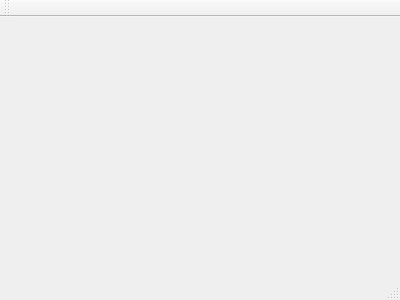
sonulohani/xplicitmusicplayer, file xmpmainwindow.ui: the form before one commit.
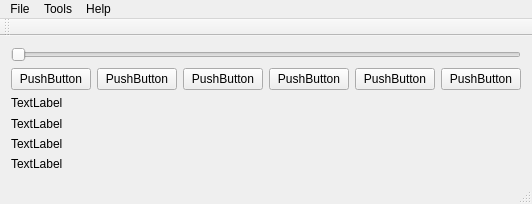
The form after the commit.

Commit message: Added icons and helper class;

```diff
--- a/xmpmainwindow.ui
+++ b/xmpmainwindow.ui
@@ -1,24 +1,197 @@
 <ui version="4.0">
  <class>XMPMainWindow</class>
- <widget class="QMainWindow" name="XMPMainWindow" >
-  <property name="geometry" >
+ <widget class="QMainWindow" name="XMPMainWindow">
+  <property name="geometry">
    <rect>
     <x>0</x>
     <y>0</y>
-    <width>400</width>
-    <height>300</height>
+    <width>502</width>
+    <height>204</height>
    </rect>
   </property>
   <property name="windowTitle" >
    <string>XMPMainWindow</string>
   </property>
-  <widget class="QMenuBar" name="menuBar" />
-  <widget class="QToolBar" name="mainToolBar" />
-  <widget class="QWidget" name="centralWidget" />
-  <widget class="QStatusBar" name="statusBar" />
+  <widget class="QWidget" name="centralWidget">
+   <layout class="QGridLayout" name="gridLayout">
+    <item row="0" column="0">
+     <layout class="QVBoxLayout" name="verticalLayout">
+      <item>
+       <widget class="QSlider" name="horizontalSlider">
+        <property name="orientation">
+         <enum>Qt::Horizontal</enum>
+        </property>
+       </widget>
+      </item>
+      <item>
+       <layout class="QHBoxLayout" name="horizontalLayout">
+        <item>
+         <widget class="QPushButton" name="previousPushButton">
+          <property name="text">
+           <string>PushButton</string>
+          </property>
+         </widget>
+        </item>
+        <item>
+         <widget class="QPushButton" name="playPushButton">
+          <property name="text">
+           <string>PushButton</string>
+          </property>
+         </widget>
+        </item>
+        <item>
+         <widget class="QPushButton" name="nextPushButton">
+          <property name="text">
+           <string>PushButton</string>
+          </property>
+         </widget>
+        </item>
+        <item>
+         <widget class="QPushButton" name="volumePushButton">
+          <property name="text">
+           <string>PushButton</string>
+          </property>
+         </widget>
+        </item>
+        <item>
+         <widget class="QPushButton" name="shufflePushButton">
+          <property name="text">
+           <string>PushButton</string>
+          </property>
+         </widget>
+        </item>
+        <item>
+         <widget class="QPushButton" name="repeatPushButton">
+          <property name="text">
+           <string>PushButton</string>
+          </property>
+         </widget>
+        </item>
+       </layout>
+      </item>
+     </layout>
+    </item>
+    <item row="1" column="0">
+     <layout class="QVBoxLayout" name="verticalLayout_2">
+      <item>
+       <widget class="QLabel" name="label">
+        <property name="text">
+         <string>TextLabel</string>
+        </property>
+       </widget>
+      </item>
+      <item>
+       <widget class="QLabel" name="label_2">
+        <property name="text">
+         <string>TextLabel</string>
+        </property>
+       </widget>
+      </item>
+      <item>
+       <widget class="QLabel" name="label_3">
+        <property name="text">
+         <string>TextLabel</string>
+        </property>
+       </widget>
+      </item>
+      <item>
+       <widget class="QLabel" name="label_4">
+        <property name="text">
+         <string>TextLabel</string>
+        </property>
+       </widget>
+      </item>
+     </layout>
+    </item>
+   </layout>
+  </widget>
+  <widget class="QMenuBar" name="menuBar">
+   <property name="geometry">
+    <rect>
+     <x>0</x>
+     <y>0</y>
+     <width>502</width>
+     <height>21</height>
+    </rect>
+   </property>
+   <widget class="QMenu" name="menuFile">
+    <property name="title">
+     <string>File</string>
+    </property>
+    <addaction name="actionOpen_media"/>
+    <addaction name="actionExit"/>
+   </widget>
+   <widget class="QMenu" name="menuHelp">
+    <property name="title">
+     <string>Help</string>
+    </property>
+    <addaction name="actionAbout_XMP"/>
+   </widget>
+   <widget class="QMenu" name="menuTools">
+    <property name="title">
+     <string>Tools</string>
+    </property>
+    <addaction name="actionPlay"/>
+    <addaction name="actionStop"/>
+    <addaction name="actionNext_song"/>
+    <addaction name="actionPrevious_song"/>
+    <addaction name="actionPlaylist"/>
+   </widget>
+   <addaction name="menuFile"/>
+   <addaction name="menuTools"/>
+   <addaction name="menuHelp"/>
+  </widget>
+  <widget class="QToolBar" name="mainToolBar">
+   <attribute name="toolBarArea">
+    <enum>TopToolBarArea</enum>
+   </attribute>
+   <attribute name="toolBarBreak">
+    <bool>false</bool>
+   </attribute>
+  </widget>
+  <widget class="QStatusBar" name="statusBar"/>
+  <action name="actionOpen_media">
+   <property name="text">
+    <string>Open media</string>
+   </property>
+  </action>
+  <action name="actionExit">
+   <property name="text">
+    <string>Exit</string>
+   </property>
+  </action>
+  <action name="actionAbout_XMP">
+   <property name="text">
+    <string>About XMP</string>
+   </property>
+  </action>
+  <action name="actionPlay">
+   <property name="text">
+    <string>Play/Pause</string>
+   </property>
+  </action>
+  <action name="actionStop">
+   <property name="text">
+    <string>Stop</string>
+   </property>
+  </action>
+  <action name="actionNext_song">
+   <property name="text">
+    <string>Next song</string>
+   </property>
+  </action>
+  <action name="actionPrevious_song">
+   <property name="text">
+    <string>Previous song</string>
+   </property>
+  </action>
+  <action name="actionPlaylist">
+   <property name="text">
+    <string>Playlist</string>
+   </property>
+  </action>
  </widget>
- <layoutDefault spacing="6" margin="11" />
- <pixmapfunction></pixmapfunction>
+ <layoutdefault spacing="6" margin="11"/>
  <resources/>
  <connections/>
 </ui>
```
Left out of the diff: 3 changed lines with no effect on the pictures. The commit also changes 19 other files.
